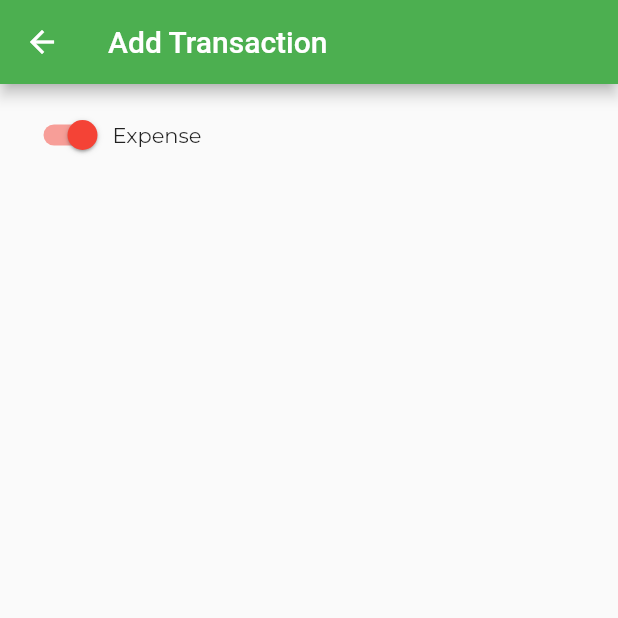
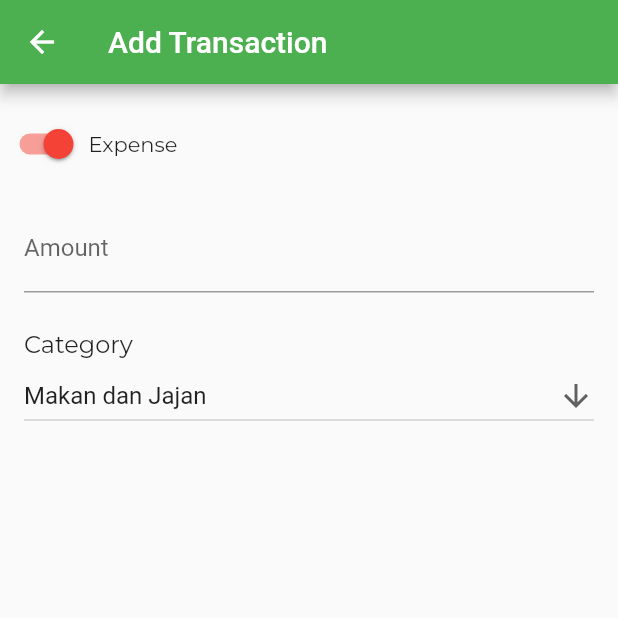
Before and after one commit to nuwasdzarrin/uangku, a Flutter app: the TransactionPage screen opened directly, on a phone screen of 412 x 824 dp, the top half of it. Run offline on Flutter 3.47's test engine with Material 2 defaults, Android fonts, the phone set to English and light mode, and no system bars; our stand-ins replace google_fonts; missing offline and left inert: calendar_appbar.

Commit message:
add transaction page

```diff
--- a/lib/pages/transaction_page.dart
+++ b/lib/pages/transaction_page.dart
@@ -10,6 +10,8 @@ class TransactionPage extends StatefulWidget {
 
 class _TransactionPageState extends State<TransactionPage> {
   bool isExpense = true;
+  List<String> list = ["Makan dan Jajan", "Transportasi", "Nonton Film"];
+  late String dropDownValue = list.first;
   @override
   Widget build(BuildContext context) {
     return Scaffold(
@@ -19,10 +21,10 @@ class _TransactionPageState extends State<TransactionPage> {
       body: SingleChildScrollView(
         child: SafeArea(
           child: Column(
+            crossAxisAlignment: CrossAxisAlignment.start,
             children: [
-              Padding(
-                padding: const EdgeInsets.symmetric(horizontal: 16, vertical: 10),
-                child: Row(
+              const SizedBox(height: 16,),
+              Row(
                 children: [
                   Switch(
                     value: isExpense,
@@ -42,7 +44,41 @@ class _TransactionPageState extends State<TransactionPage> {
                     ),
                   )
                 ]
+              ),
+              const SizedBox(height: 16,),
+              Padding(
+                padding: const EdgeInsets.symmetric(horizontal: 16,),
+                child: TextFormField(
+                  keyboardType: TextInputType.number,
+                  decoration: const InputDecoration(
+                    border: UnderlineInputBorder(),
+                    labelText: "Amount"
+                  ),
                 )
+              ),
+              const SizedBox(height: 25,),
+              Padding(
+                padding: const EdgeInsets.symmetric(horizontal: 16),
+                child: Text(
+                  "Category",
+                  style: GoogleFonts.montserrat(
+                    fontSize: 16
+                  ),
+                ),
+              ),
+              Padding(
+                padding: const EdgeInsets.symmetric(horizontal: 16,),
+                child: DropdownButton<String>(
+                  isExpanded: true,
+                  value: dropDownValue,
+                  icon: const Icon(Icons.arrow_downward),
+                  items: list.map<DropdownMenuItem<String>>((String value) {
+                    return DropdownMenuItem<String>(
+                        value: value, child: Text(value)
+                    );
+                  }).toList(),
+                  onChanged: ((String? value) {}),
+                ),
               )
             ],
           ),
```
Lines whose indentation alone changed are shown as unchanged.
